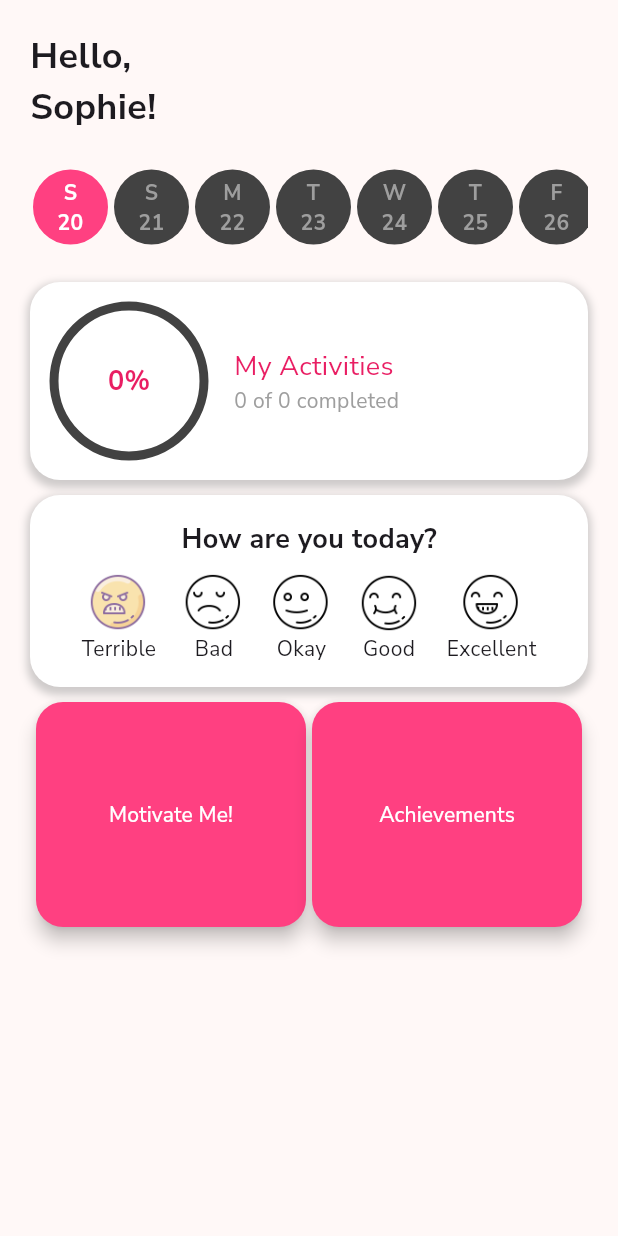
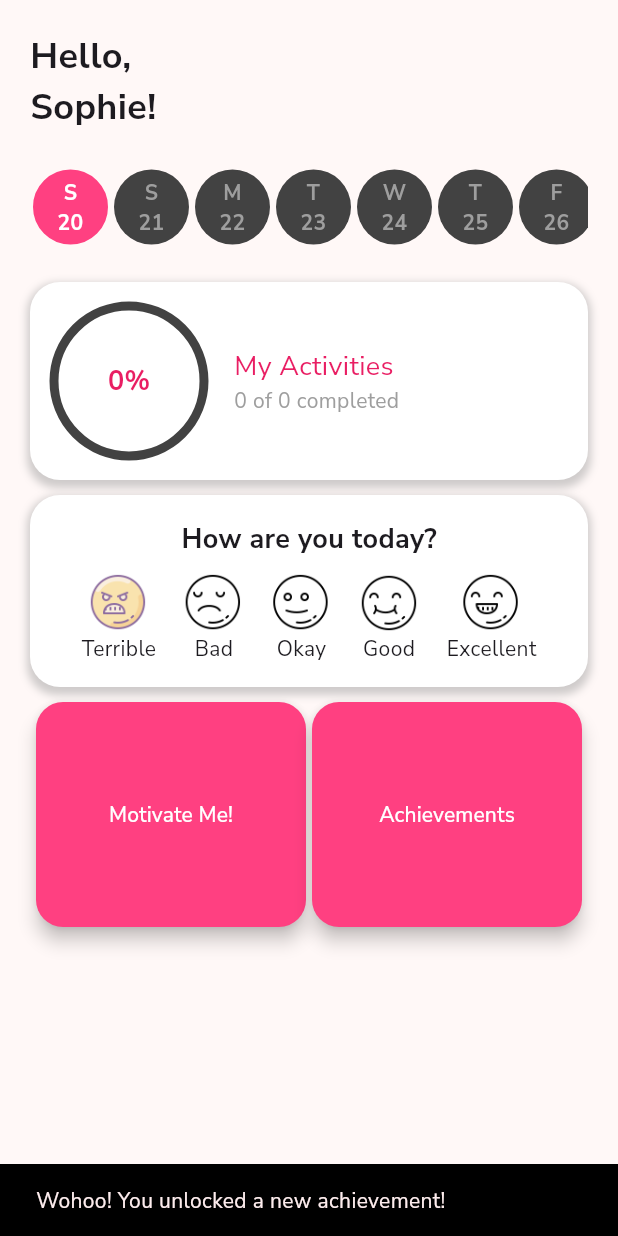
Before and after one commit to csa67/ProdPal, a Flutter app: the StatsPage screen opened directly, after a tap on "Terrible", on a phone screen of 412 x 824 dp. Run offline on Flutter 3.47's test engine with Material 3 defaults, Android fonts, the phone set to English and light mode, and no system bars; our stand-ins replace confetti, google_fonts, sqflite; accounts and stored records are empty.

Commit message:
Added confetti

```diff
--- /dev/null
+++ b/lib/ConfettiDisplay.dart
@@ -0,0 +1,46 @@
+import 'package:confetti/confetti.dart';
+import 'package:flutter/cupertino.dart';
+import 'package:flutter/material.dart';
+import 'package:hci/ConfettiManager.dart';
+import 'package:provider/provider.dart';
+
+class ConfettiMessageDisplay extends StatelessWidget {
+  const ConfettiMessageDisplay({super.key});
+
+  @override
+  Widget build(BuildContext context) {
+    return Stack(
+      alignment: Alignment.center,
+      children: [
+        Consumer<ConfettiManager>(
+          builder: (context, manager, child) {
+            return ConfettiWidget(
+              confettiController: manager.controller,
+              blastDirectionality: BlastDirectionality.explosive,
+              shouldLoop: false,
+              colors: const [Colors.green, Colors.blue, Colors.pink, Colors.orange, Colors.purple],
+            );
+          },
+        ),
+        Consumer<ConfettiManager>(
+          builder: (context, manager, child) {
+            if (manager.message.isNotEmpty) {
+              WidgetsBinding.instance.addPostFrameCallback((_) {
+                if (manager.message.isNotEmpty) {
+                  final snackBar = SnackBar(
+                    content: Text(manager.message),
+                    backgroundColor: Colors.black,
+                  );
+                  ScaffoldMessenger.of(context).showSnackBar(snackBar);
+                  manager.message = ''; // Reset message to prevent repetitive snacking
+                }
+              });
+              return SizedBox.shrink(); // Avoids returning a new widget that might conflict with snackbar
+            }
+            return SizedBox.shrink();
+          },
+        ),
+      ],
+    );
+  }
+}
--- /dev/null
+++ b/lib/ConfettiManager.dart
@@ -0,0 +1,23 @@
+import 'package:confetti/confetti.dart';
+import 'package:flutter/cupertino.dart';
+
+class ConfettiManager with ChangeNotifier {
+  late ConfettiController controller;
+  String message = '';
+
+  ConfettiManager() {
+    controller = ConfettiController(duration: const Duration(seconds: 5));
+  }
+
+  void playConfetti({String achievementMessage = ''}) {
+    controller.play();
+    message = achievementMessage; // Set the message to display
+    notifyListeners();
+  }
+
+  @override
+  void dispose() {
+    controller.dispose();
+    super.dispose();
+  }
+}
--- a/lib/MoodTrackerWidget.dart
+++ b/lib/MoodTrackerWidget.dart
@@ -1,13 +1,19 @@
 import 'package:flutter/material.dart';
+import 'package:hci/ConfettiDisplay.dart';
+import 'package:hci/ConfettiManager.dart';
 import 'package:hci/model/Mood.dart';
+import 'package:provider/provider.dart';
 
 class MoodTrackerWidget extends StatefulWidget {
+  const MoodTrackerWidget({super.key});
+
   @override
-  _MoodTrackerWidgetState createState() => _MoodTrackerWidgetState();
+  MoodTrackerWidgetState createState() => MoodTrackerWidgetState();
 }
 
-class _MoodTrackerWidgetState extends State<MoodTrackerWidget> {
+class MoodTrackerWidgetState extends State<MoodTrackerWidget> {
   int? _selectedMoodIndex; // Index of the selected mood
+  bool _isFirstTap = true;
 
   @override
   Widget build(BuildContext context) {
@@ -43,6 +49,12 @@ class _MoodTrackerWidgetState extends State<MoodTrackerWidget> {
                 onTap: () {
                   setState(() {
                     _selectedMoodIndex = index;
+                    if(_isFirstTap){
+                      Provider.of<ConfettiManager>(context, listen: false).playConfetti(
+                        achievementMessage: "Wohoo! You unlocked a new achievement!",
+                      );
+                      _isFirstTap = false;
+                    }
                   });
                 },
                 child: Column(
@@ -59,6 +71,7 @@ class _MoodTrackerWidgetState extends State<MoodTrackerWidget> {
               );
             }),
           ),
+      ConfettiMessageDisplay(),
         ],
       ),
     );
--- a/lib/StatsPage.dart
+++ b/lib/StatsPage.dart
@@ -54,7 +54,7 @@ class _StatsPageState extends State<StatsPage> {
             ActivityProgressIndicator(
                 key: _activityProgressIndicatorKey, date: selectedDate),
             const SizedBox(height: 10),
-            MoodTrackerWidget(),
+            const MoodTrackerWidget(),
             const SizedBox(height: 10),
             Row(
               mainAxisAlignment: MainAxisAlignment.spaceEvenly,
--- a/lib/main.dart
+++ b/lib/main.dart
@@ -1,11 +1,17 @@
 import 'package:flutter/material.dart';
 import 'package:hci/CardView.dart';
+import 'package:hci/ConfettiManager.dart';
 import 'package:hci/NewTaskPage.dart';
 import 'package:hci/StatsPage.dart';
 import 'package:google_fonts/google_fonts.dart';
+import 'package:provider/provider.dart';
 
 void main() {
-  runApp(const MyApp());
+  runApp(
+    ChangeNotifierProvider(
+    create: (_) => ConfettiManager(),
+    child: const MyApp(),
+  ),);
 }
 
 class MyApp extends StatelessWidget {
--- a/pubspec.yaml
+++ b/pubspec.yaml
@@ -41,6 +41,7 @@ dependencies:
   path: ^1.9.0
   google_fonts: ^6.0.0
   confetti: ^0.6.0
+  provider: ^6.0.1
   sqflite_common_ffi_web: '>=0.1.0-dev.1'
 
 dev_dependencies:
```
Also changed, not shown: pubspec.lock.
